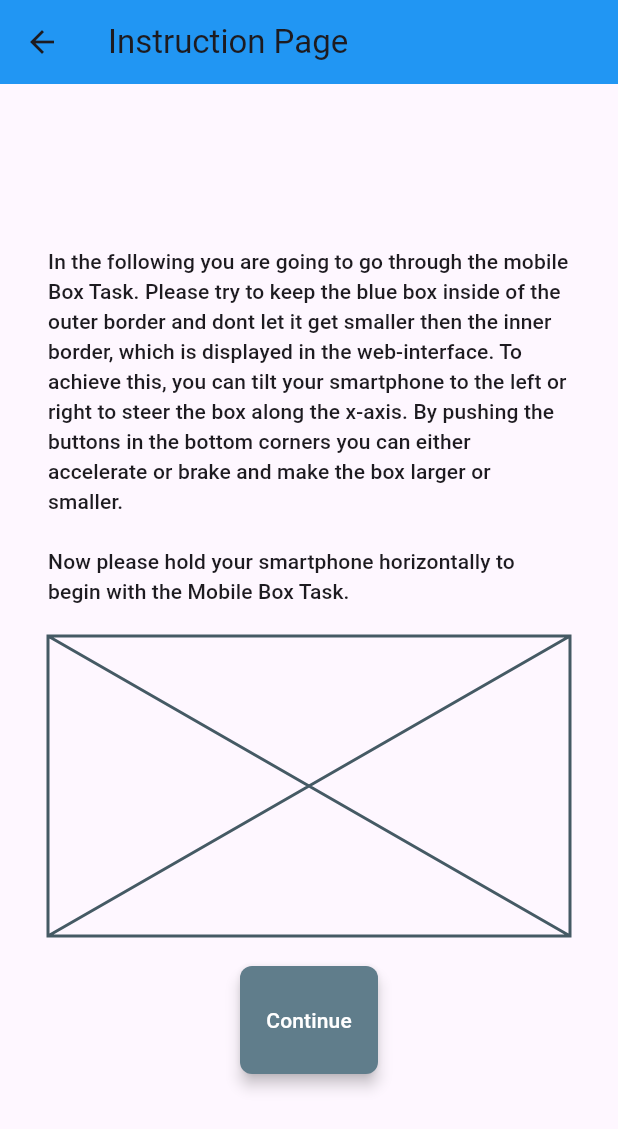
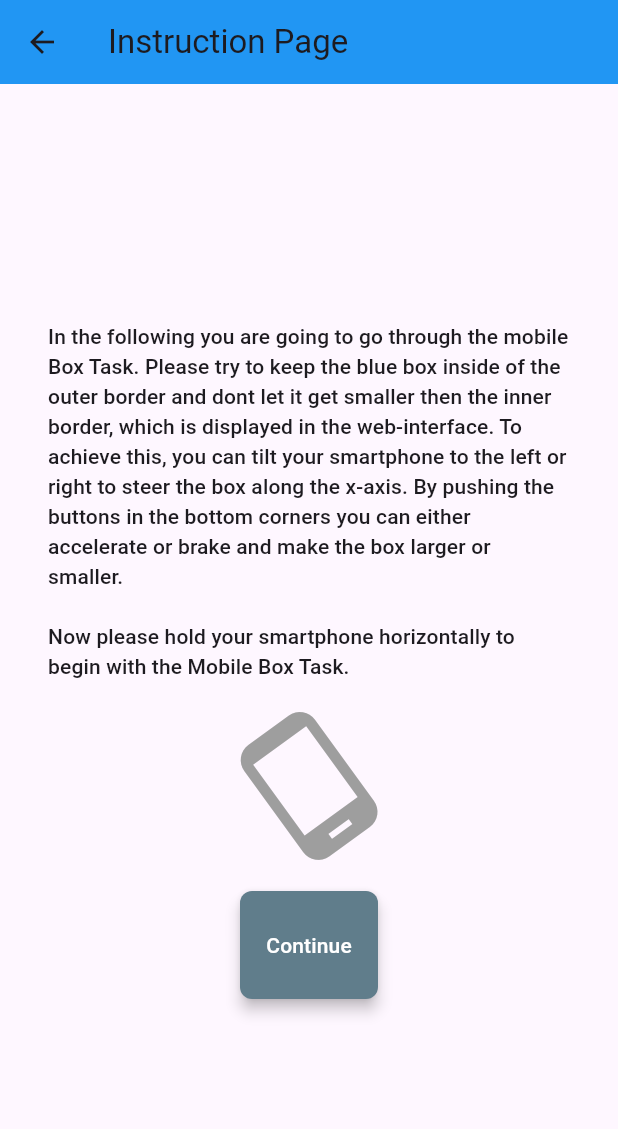
Before and after one commit to Rhaun95/Mobile-Box-Task, a Flutter app: the InstructionPage screen opened directly, on a phone screen of 412 x 824 dp. Shown: the top 1129 px of the screen. Run offline on Flutter 3.47's test engine with Material 3 defaults, Android fonts, the phone set to English and light mode, and no system bars; our stand-ins replace sensors, socket_io_client, vibration.

Commit message:
ADD: animated phone in InstructionPage

```diff
--- a/mobile_box_task/lib/view/InstructionPage.dart
+++ b/mobile_box_task/lib/view/InstructionPage.dart
@@ -2,6 +2,7 @@ import 'package:flutter/material.dart';
 import 'package:flutter/services.dart';
 import 'package:mobile_box_task/view/ReadyToStartPage.dart';
 import 'package:mobile_box_task/widget/Button.dart';
+import 'package:mobile_box_task/widget/AnimatedPhone.dart';
 
 class InstructionPage extends StatelessWidget {
   const InstructionPage({super.key});
@@ -35,7 +36,14 @@ class InstructionPage extends StatelessWidget {
                   const SizedBox(
                     height: 20,
                   ),
-                  const SizedBox(width: 350, height: 200, child: Placeholder()),
+                  // const SizedBox(width: 350, height: 200, child: Placeholder()),
+                  Align(
+                      alignment: Alignment.center,
+                      child: Container(
+                        width: 100, // Adjust width as needed
+                        height: 100, // Adjust height as needed
+                        child: AnimatedPhone(),
+                      )),
                   const SizedBox(
                     height: 20,
                   ),
--- /dev/null
+++ b/mobile_box_task/lib/widget/AnimatedPhone.dart
@@ -0,0 +1,62 @@
+import 'dart:async';
+
+import 'package:flutter/material.dart';
+
+class AnimatedPhone extends StatefulWidget {
+  @override
+  _AnimatedPhoneState createState() => _AnimatedPhoneState();
+}
+
+class _AnimatedPhoneState extends State<AnimatedPhone>
+    with TickerProviderStateMixin {
+  bool isRotated = false;
+  late Timer _timer;
+  late AnimationController _animationController;
+
+  @override
+  void initState() {
+    super.initState();
+
+    _animationController = AnimationController(
+      duration: Duration(seconds: 1), // Set your desired duration
+      vsync: this,
+    );
+
+    _timer = Timer.periodic(Duration(milliseconds: 1500), (Timer timer) {
+      _rotatePhone();
+    });
+  }
+
+  @override
+  Widget build(BuildContext context) {
+    return Scaffold(
+      body: Center(
+        child: RotationTransition(
+          turns: isRotated
+              ? Tween(begin: 0.0, end: -0.25).animate(_animationController)
+              : AlwaysStoppedAnimation(0),
+          child: Icon(
+            Icons.phone_android,
+            size: 100,
+            color: Colors.grey,
+          ),
+        ),
+      ),
+    );
+  }
+
+  void _rotatePhone() {
+    setState(() {
+      isRotated = !isRotated;
+      _animationController.reset();
+      _animationController.forward(); // Start the animation from the beginning
+    });
+  }
+
+  @override
+  void dispose() {
+    _timer.cancel(); // Timer cancellation
+    _animationController.dispose(); // Animation controller disposal
+    super.dispose();
+  }
+}
```
